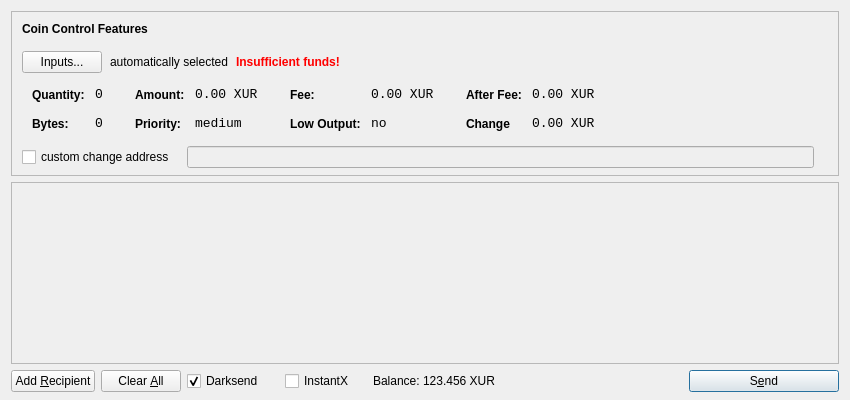
First picture: the form in src/qt/forms/sendcoinsdialog.ui, repository nightm4r3tr/Ncoin, before the edit.
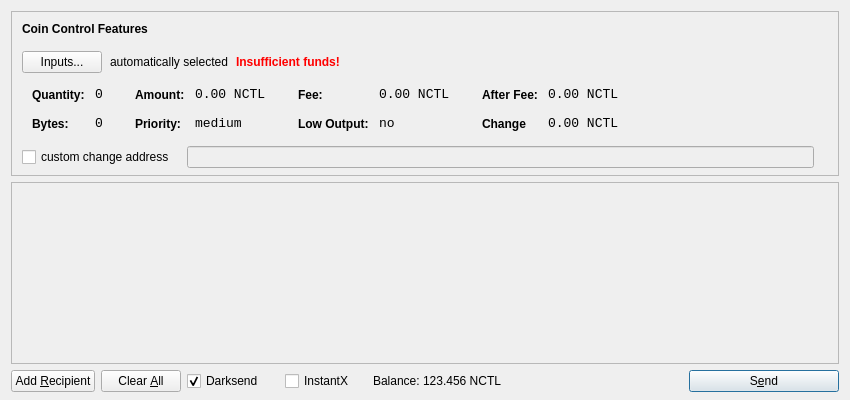
Second picture: the form after the edit. Icons and pictures are not drawn.

Diff of the .ui file:
```diff
--- a/src/qt/forms/sendcoinsdialog.ui
+++ b/src/qt/forms/sendcoinsdialog.ui
@@ -321,7 +321,7 @@
                   <enum>Qt::ActionsContextMenu</enum>
                  </property>
                  <property name="text">
-                  <string>0.00 XUR</string>
+                  <string>0.00 NCTL</string>
                  </property>
                  <property name="textInteractionFlags">
                   <set>Qt::LinksAccessibleByMouse|Qt::TextSelectableByKeyboard|Qt::TextSelectableByMouse</set>
@@ -407,7 +407,7 @@
                   <enum>Qt::ActionsContextMenu</enum>
                  </property>
                  <property name="text">
-                  <string>0.00 XUR</string>
+                  <string>0.00 NCTL</string>
                  </property>
                  <property name="textInteractionFlags">
                   <set>Qt::LinksAccessibleByMouse|Qt::TextSelectableByKeyboard|Qt::TextSelectableByMouse</set>
@@ -493,7 +493,7 @@
                   <enum>Qt::ActionsContextMenu</enum>
                  </property>
                  <property name="text">
-                  <string>0.00 XUR</string>
+                  <string>0.00 NCTL</string>
                  </property>
                  <property name="textInteractionFlags">
                   <set>Qt::LinksAccessibleByMouse|Qt::TextSelectableByKeyboard|Qt::TextSelectableByMouse</set>
@@ -525,7 +525,7 @@
                   <enum>Qt::ActionsContextMenu</enum>
                  </property>
                  <property name="text">
-                  <string>0.00 XUR</string>
+                  <string>0.00 NCTL</string>
                  </property>
                  <property name="textInteractionFlags">
                   <set>Qt::LinksAccessibleByMouse|Qt::TextSelectableByKeyboard|Qt::TextSelectableByMouse</set>
@@ -756,7 +756,7 @@
           <cursorShape>IBeamCursor</cursorShape>
          </property>
          <property name="text">
-          <string>123.456 XUR</string>
+          <string>123.456 NCTL</string>
          </property>
          <property name="textInteractionFlags">
           <set>Qt::LinksAccessibleByMouse|Qt::TextSelectableByKeyboard|Qt::TextSelectableByMouse</set>
```
